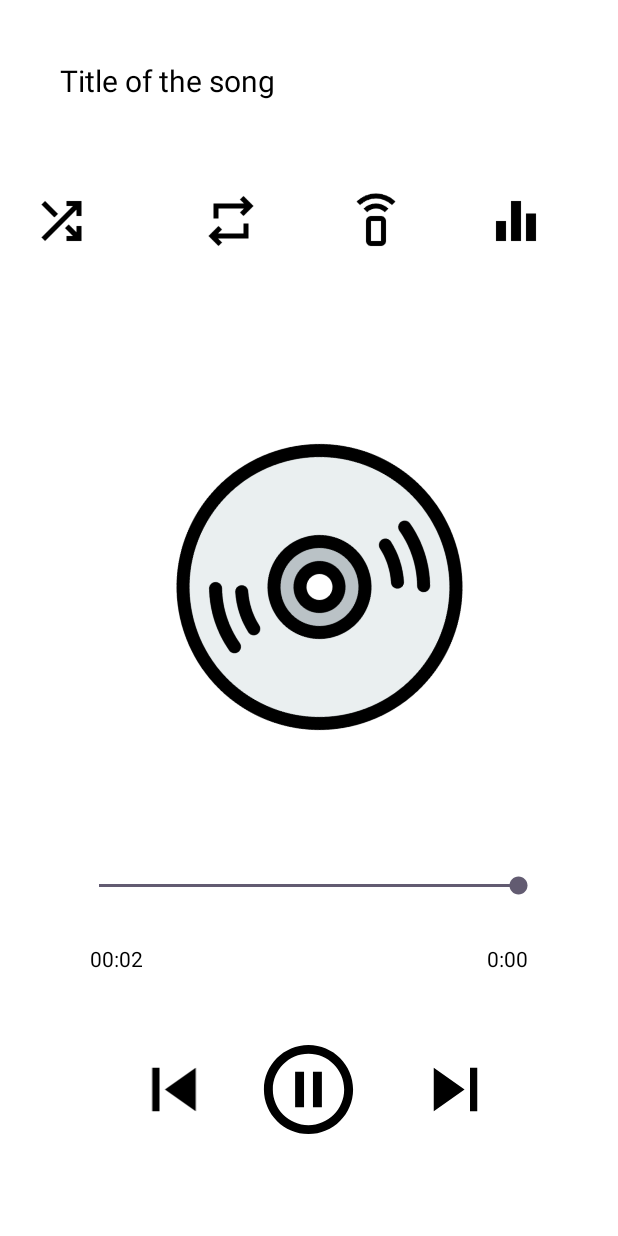
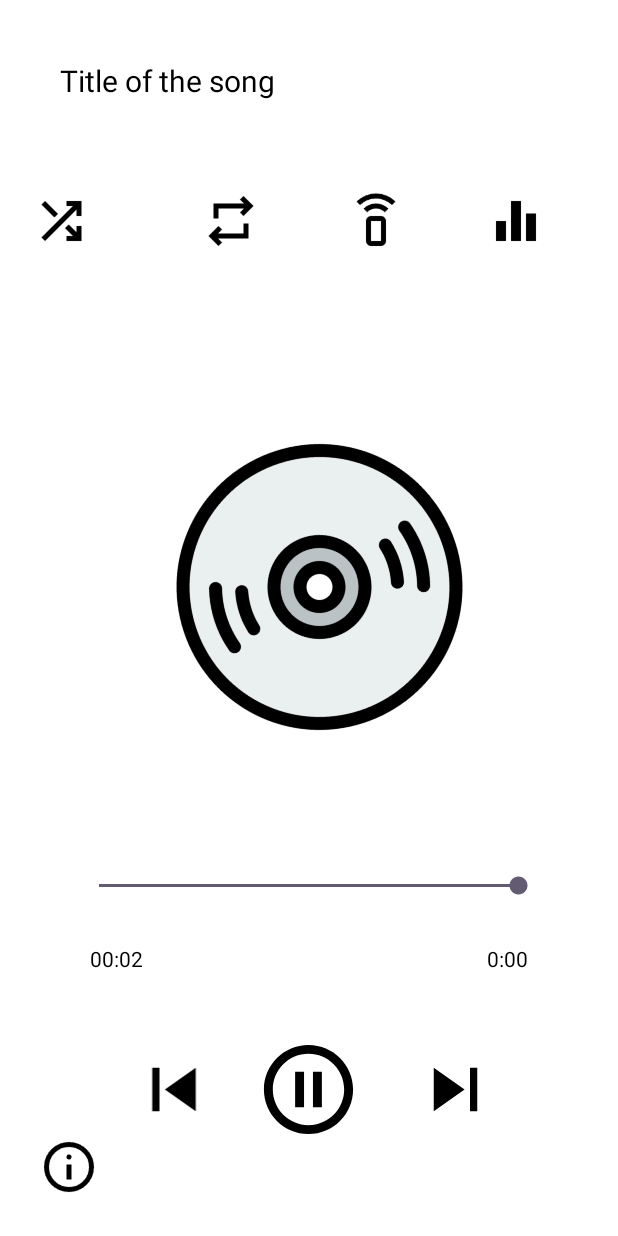
Before and after one commit to pranav4417/Pr-s-Music, an Android app: the MusicPlayerActivity screen opened directly, with no data from a screen before it, on a phone screen of 412 x 824 dp. Run offline under Robolectric (Android 15) with nearby library versions, the phone set to English and light mode, and no system bars; 7 statements that could not run were skipped.

Commit message:
finised 1

```diff
--- a/app/src/main/java/com/example/prsmusic/MusicPlayerActivity.java
+++ b/app/src/main/java/com/example/prsmusic/MusicPlayerActivity.java
@@ -5,7 +5,6 @@ import android.content.Intent;
 import android.media.AudioManager;
 import android.media.MediaPlayer;
 import android.media.audiofx.AudioEffect;
-import android.media.audiofx.Equalizer;
 import android.os.Bundle;
 import android.os.Handler;
 import android.widget.ImageView;
@@ -21,7 +20,7 @@ public class MusicPlayerActivity extends AppCompatActivity {
 
     TextView titleTv, currentTimeTv, totalTimeTv;
     SeekBar seekBar;
-    ImageView pausePlay, nextBtn, previousBtn, musicIcon, volumeButton, repeatButton, shuffleButton, equalizerButton;
+    ImageView pausePlay, nextBtn, previousBtn, musicIcon, volumeButton, repeatButton, shuffleButton, equalizerButton, infoButton;
     ArrayList<AudioModel> songsList;
     AudioModel currentSong;
     MediaPlayer mediaPlayer = MyMediaPlayer.getInstance();
@@ -48,6 +47,7 @@ public class MusicPlayerActivity extends AppCompatActivity {
         repeatButton = findViewById(R.id.repeat);
         shuffleButton = findViewById(R.id.shuffle);
         equalizerButton = findViewById(R.id.equalizer);
+        ImageView infoButton = findViewById(R.id.imageView2);  // Initialize info button
 
         titleTv.setSelected(true);
 
@@ -117,6 +117,11 @@ public class MusicPlayerActivity extends AppCompatActivity {
             Intent intent = new Intent(AudioEffect.ACTION_DISPLAY_AUDIO_EFFECT_CONTROL_PANEL);
             startActivity(intent);
         });
+
+        // Info Button: Show copyright information
+        infoButton.setOnClickListener(v -> {
+            Toast.makeText(MusicPlayerActivity.this, "Copyright © 2024 Pranav Kandakurthi. All rights reserved.", Toast.LENGTH_LONG).show();
+        });
     }
 
     void setResourcesWithMusic() {
--- a/app/src/main/res/layout/activity_music_player.xml
+++ b/app/src/main/res/layout/activity_music_player.xml
@@ -26,8 +26,6 @@
         android:layout_alignParentStart="true"
         android:layout_alignParentEnd="true"
         android:padding="20dp">
-
-        <!-- Volume Button -->
 
         <ImageView
             android:id="@+id/repeat"
@@ -59,7 +57,6 @@
             android:layout_marginEnd="22dp"
             android:layout_toEndOf="@id/equalizer"
             android:src="@drawable/ic_baseline_volume_up_24" />
-
     </RelativeLayout>
 
     <ImageView
@@ -139,9 +136,20 @@
                 android:layout_height="71dp"
                 android:layout_centerInParent="true"
                 android:src="@drawable/ic_baseline_pause_circle_outline_24"/>
-
         </RelativeLayout>
-
     </RelativeLayout>
 
+    <!-- Info Button in Bottom-Left Corner -->
+    <ImageView
+        android:id="@+id/imageView2"
+        android:layout_width="60dp"
+        android:layout_height="60dp"
+        android:layout_alignParentBottom="true"
+        android:layout_alignParentStart="true"
+        android:layout_marginStart="16dp"
+        android:layout_marginBottom="16dp"
+        android:contentDescription="Info Icon"
+        android:src="@drawable/inforr"
+        android:padding="10dp"
+/>
 </RelativeLayout>
```
Also changed, not shown: app/src/main/java/com/example/prsmusic/MainActivity.java (+17 -0 lines), app/src/main/res/layout/activity_main.xml (+14 -2 lines), app/src/main/res/drawable/inforr.png (added).
